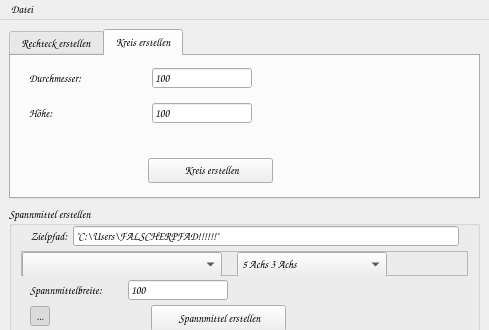
First picture: the form in UI/frm_main_window.ui, repository dampfwolke/blankmaker, before the edit; both pictures show x 0 to 489 and y 0 to 330 of the 489 by 966 pixel window.
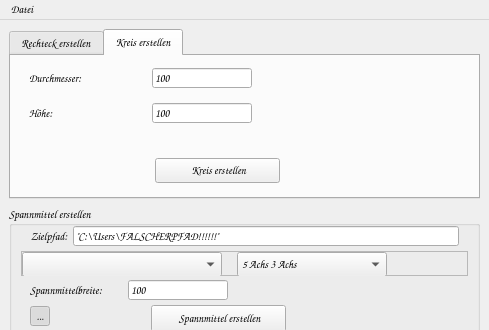
Second picture: the form after the edit. The open tabs and pages were chosen to show the change. Icons and pictures are not drawn.

Commit message: Icons hinzugefügt

Patch:
```diff
--- a/UI/frm_main_window.ui
+++ b/UI/frm_main_window.ui
@@ -935,7 +935,7 @@
              </property>
              <property name="sizeHint" stdset="0">
               <size>
-               <width>119</width>
+               <width>126</width>
                <height>20</height>
               </size>
              </property>
```
The commit also changes 1 other file.
